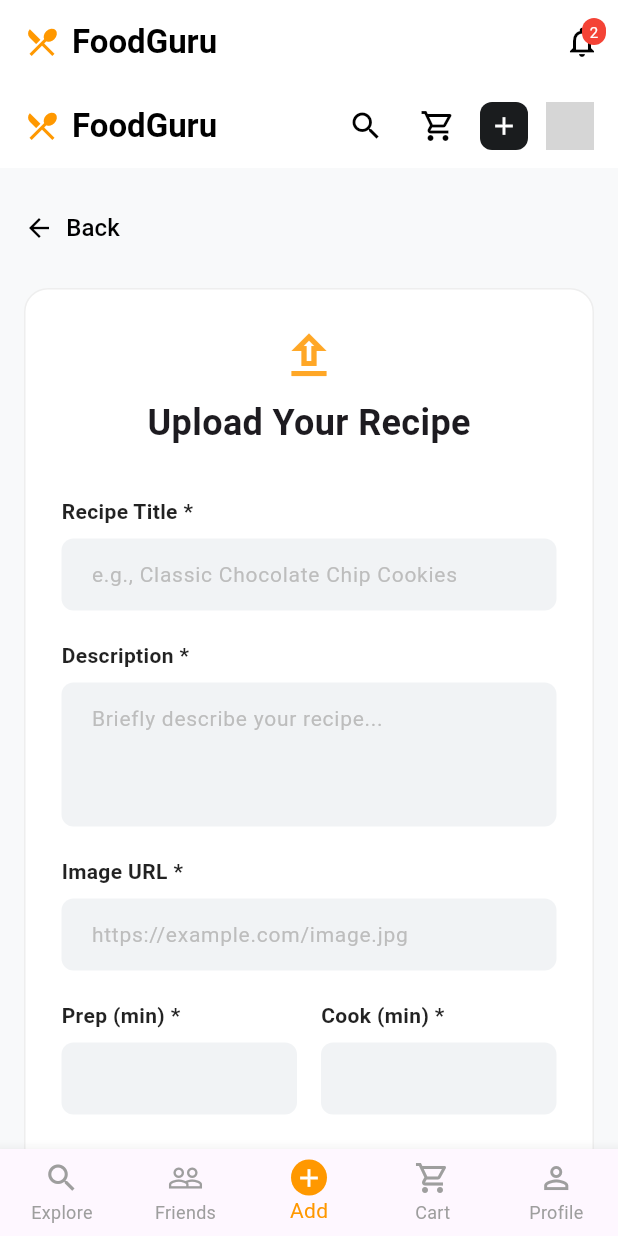
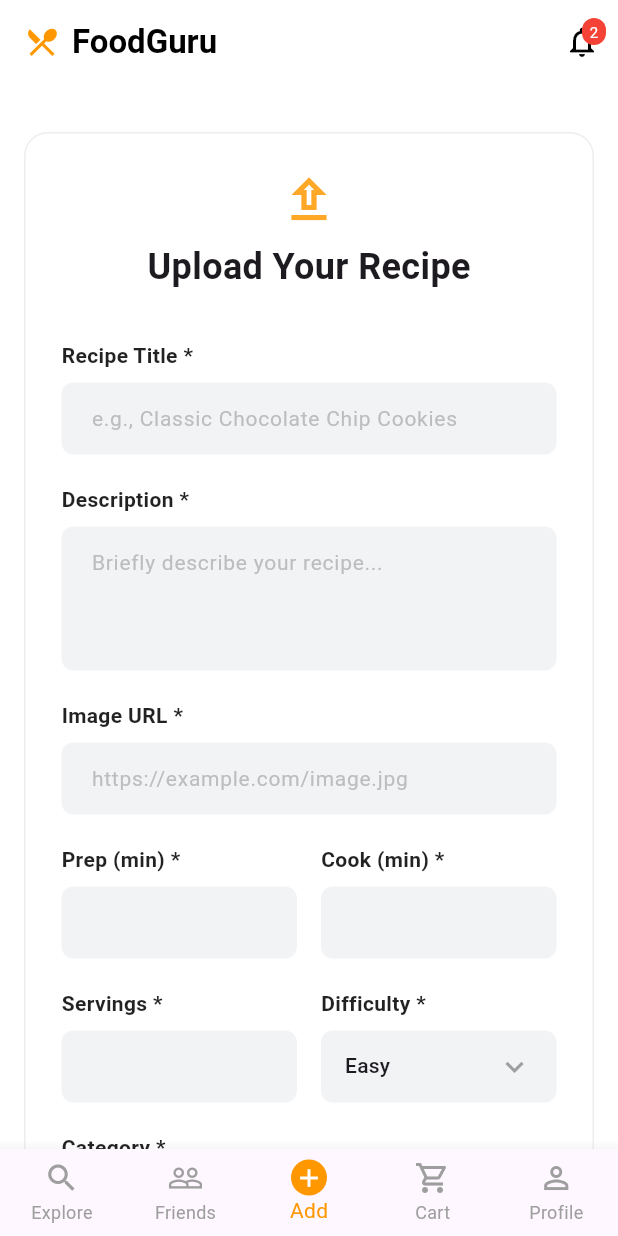
Before and after one commit to APrimero12/food-guru-app, a Flutter app: the screen it shows once a user with an empty profile is signed in, item 3 of the bottom bar chosen, on a phone screen of 412 x 824 dp. Run offline on Flutter 3.47's test engine with Material 3 defaults, Android fonts, the phone set to English and light mode, and no system bars; our stand-ins replace cloud_firestore, firebase_auth, firebase_core, google_sign_in; accounts and stored records are empty; network calls fail; grey boxes are pictures that could not be loaded.

Commit message:
Fixed the front end issues in the recipe pages (database functionality to be added)

```diff
--- a/lib/views/recipe/add_recipe.dart
+++ b/lib/views/recipe/add_recipe.dart
@@ -57,47 +57,13 @@ class _AddRecipeState extends State<AddRecipe> {
   @override
   Widget build(BuildContext context) {
     return Scaffold(
-      backgroundColor: const Color(0xFFF8F9FA),
-      appBar: AppBar(
-        backgroundColor: Colors.white,
-        elevation: 0,
-        automaticallyImplyLeading: false,
-        title: Row(
-          children: [
-            const Icon(Icons.restaurant_menu, color: Colors.orange),
-            const SizedBox(width: 8),
-            const Text(
-              'FoodGuru',
-              style: TextStyle(color: Colors.black, fontWeight: FontWeight.bold),
-            ),
-            const Spacer(),
-            IconButton(onPressed: () {}, icon: const Icon(Icons.search, color: Colors.black)),
-            IconButton(onPressed: () {}, icon: const Icon(Icons.shopping_cart_outlined, color: Colors.black)),
-            Container(
-              margin: const EdgeInsets.symmetric(horizontal: 4),
-              padding: const EdgeInsets.all(6),
-              decoration: BoxDecoration(color: const Color(0xFF1A1C1E), borderRadius: BorderRadius.circular(8)),
-              child: const Icon(Icons.add, color: Colors.white, size: 20),
-            ),
-            const SizedBox(width: 8),
-            const CircleAvatar(
-              radius: 16,
-              backgroundImage: NetworkImage('https://i.pravatar.cc/150?u=user'),
-            ),
-          ],
-        ),
-      ),
+      backgroundColor: Colors.white,
+
       body: SingleChildScrollView(
         padding: const EdgeInsets.all(16.0),
         child: Column(
           crossAxisAlignment: CrossAxisAlignment.start,
           children: [
-            TextButton.icon(
-              onPressed: () => Navigator.pop(context),
-              icon: const Icon(Icons.arrow_back, color: Colors.black, size: 20),
-              label: const Text('Back', style: TextStyle(color: Colors.black, fontSize: 16)),
-              style: TextButton.styleFrom(padding: EdgeInsets.zero),
-            ),
             const SizedBox(height: 16),
             Container(
               decoration: BoxDecoration(
@@ -260,6 +226,10 @@ class _AddRecipeState extends State<AddRecipe> {
                   _buildLabel('Instructions *'),
                   _buildTextField(TextEditingController(), 'Step 1...', maxLines: 4),
                   const SizedBox(height: 32),
+                  /// TODO: change the sized box into an elevated button
+                  /// add functionality where it saves the data into the firebase
+                  /// instead into an array of recipes
+
                   SizedBox(
                     width: double.infinity,
                     child: ElevatedButton(
--- a/pubspec.yaml
+++ b/pubspec.yaml
@@ -19,7 +19,7 @@ publish_to: 'none' # Remove this line if you wish to publish to pub.dev
 version: 1.0.0+1
 
 environment:
-  sdk: ^3.11.0
+  sdk: ^3.10.0
 
 # Dependencies specify other packages that your package needs in order to work.
 # To automatically upgrade your package dependencies to the latest versions
```
Also changed, not shown: pubspec.lock.
